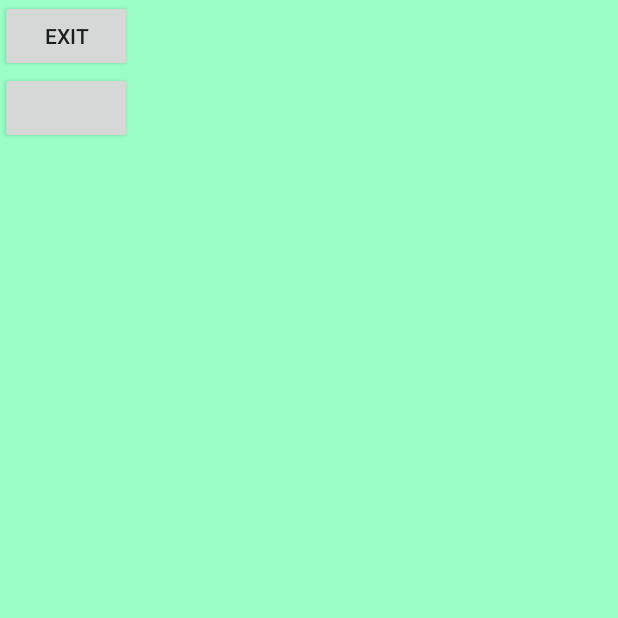
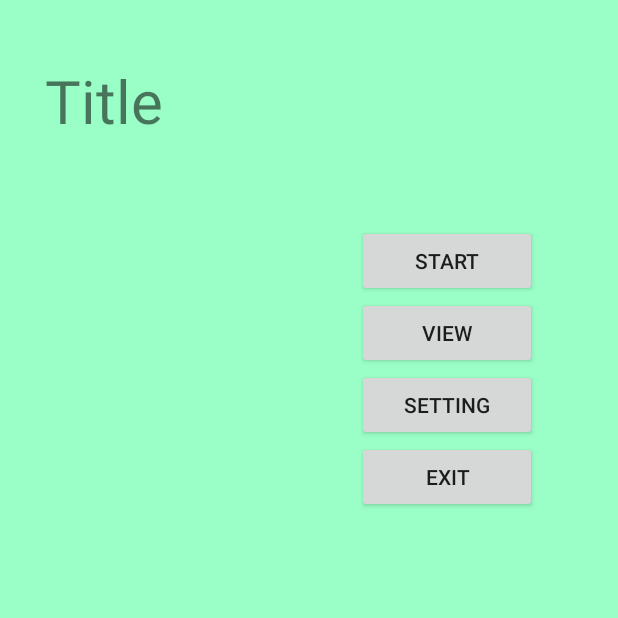
Before and after one commit to JuKyYoon/Pineapple, an Android app: the screen it shows after launch (MainMenuActivity), on a phone screen of 412 x 824 dp, the top half of it. Run offline under Robolectric (Android 15) with nearby library versions, the phone set to English and light mode, and no system bars.

Commit message:
make a main menu #4

```diff
--- a/app/src/main/java/pineapple/for_future/MainMenuActivity.java
+++ b/app/src/main/java/pineapple/for_future/MainMenuActivity.java
@@ -1,13 +1,41 @@
 package pineapple.for_future;
 
+import android.os.Bundle;
 import android.support.v7.app.AppCompatActivity;
-import android.os.Bundle;
+import android.view.View;
+import android.widget.Toast;
 
 public class MainMenuActivity extends AppCompatActivity {
+
+    private long lastTimeBackPressed; //마지막으로 종료버튼을 누른 시간
+
+
+
+
+
 
     @Override
     protected void onCreate(Bundle savedInstanceState) {
         super.onCreate(savedInstanceState);
         setContentView(R.layout.activity_main_menu);
     }
+
+    @Override
+    public void onBackPressed(){
+
+        if(System.currentTimeMillis() - lastTimeBackPressed < 1500){
+            finish();
+            return ;
+        }
+        Toast.makeText(this,"뒤로 / 종료 버튼을 한번 더 누르면 종료됩니다.",Toast.LENGTH_SHORT).show();
+        lastTimeBackPressed = System.currentTimeMillis();
+    }
+
+    public void onClick(View view){
+        switch (view.getId()){
+            case R.id.exit_button:
+                finish();
+        }
+    }
+
 }
--- a/app/src/main/res/layout/activity_main_menu.xml
+++ b/app/src/main/res/layout/activity_main_menu.xml
@@ -7,24 +7,51 @@
     android:background="#9affc6"
     android:id="@+id/main_menu">
 
+
+    <TextView
+        android:layout_width="wrap_content"
+        android:layout_height="wrap_content"
+        android:text="Title"
+        android:layout_marginLeft="30dp"
+
+        android:layout_marginTop="40dp"
+        android:textSize="40sp"/>
     <!--실행 버튼 세로로 두기-->
     <LinearLayout
         android:layout_width="wrap_content"
         android:layout_height="wrap_content"
         android:orientation="vertical"
-        android:layout_gravity="right"
+        android:paddingLeft="129dp"
+
+        android:layout_marginTop="150dp"
         >
 
         <Button
-            android:layout_width="wrap_content"
+            android:layout_width="120dp"
             android:layout_height="wrap_content"
+            android:text="start"
+            android:onClick="onClick"
 
-            android:text="Exit"
             />
 
         <Button
-            android:layout_width="wrap_content"
-            android:layout_height="wrap_content" />
+            android:layout_width="120dp"
+            android:layout_height="wrap_content"
+            android:text="view"
+            android:onClick="onClick"/>
+
+        <Button
+            android:layout_width="120dp"
+            android:layout_height="wrap_content"
+            android:text="setting"
+            android:onClick="onClick"/>
+
+        <Button
+            android:layout_width="120dp"
+            android:layout_height="wrap_content"
+            android:text="Exit"
+            android:id="@+id/exit_button"
+            android:onClick="onClick"/>
 
     </LinearLayout>
 </LinearLayout>
--- a/app/src/main/res/values/styles.xml
+++ b/app/src/main/res/values/styles.xml
@@ -3,10 +3,11 @@
     <!-- Base application theme. -->
     <style name="AppTheme" parent="Theme.AppCompat.Light.DarkActionBar">
         <!-- Customize your theme here. -->
-        <item name="colorPrimary">#75dfa3</item>
-        <item name="colorPrimaryDark">#9affc6</item>
+        <item name="colorPrimary">#ccefdb</item>
+        <item name="colorPrimaryDark">#c0f1d5</item>
         <item name="colorAccent">@color/colorAccent</item>
         <item name="windowNoTitle">true</item>
+
 
     </style>
 
```
Also changed, not shown: 2 other files.
